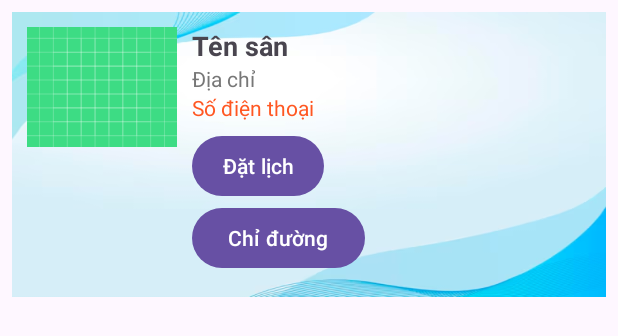
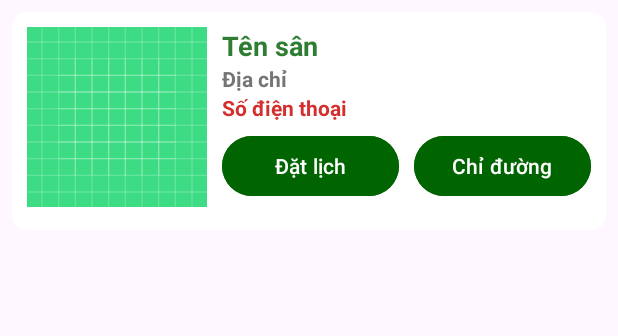
Before and after one commit to tuanasish/BTL-ANDROI-API, an Android app: the layout item_field.xml on its own in the app's theme, with its tools: preview values and no code run, on a phone screen of 412 x 824 dp. Shown: the top 336 px of the screen. Run offline under Robolectric (Android 15) with nearby library versions, the light colour scheme and no system bars.

Commit message:
map+giao dien

```diff
--- a/app/src/main/java/com/example/btl/MainActivity.java
+++ b/app/src/main/java/com/example/btl/MainActivity.java
@@ -30,6 +30,7 @@ public class MainActivity extends AppCompatActivity {
         // Gắn Toolbar với ActionBar
         Toolbar toolbar = findViewById(R.id.toolbar);
         setSupportActionBar(toolbar);
+        getSupportActionBar().setTitle("Booking App");
 
         bottomNavigationView = findViewById(R.id.bottom_navigation);
 
@@ -44,8 +45,7 @@ public class MainActivity extends AppCompatActivity {
             int id = item.getItemId();
             if (id == R.id.nav_list_fields) {
                 selectedFragment = new ListFieldsFragment();
-            } else if (id == R.id.nav_booked_fields) {
-                selectedFragment = new BookedFieldsFragment();
+
             } else if (id == R.id.nav_account) {
                 AccountFragment accountFragment = new AccountFragment();
                 Bundle bundle = new Bundle();
--- /dev/null
+++ b/app/src/main/res/drawable/bottom_nav_item_text_color.xml
@@ -0,0 +1,5 @@
+<?xml version="1.0" encoding="utf-8"?>
+<selector xmlns:android="http://schemas.android.com/apk/res/android">
+    <item android:color="@color/bottom_nav_item_selected" android:state_checked="true"/> <!-- Màu khi mục được chọn -->
+    <item android:color="@color/bottom_nav_item_unselected"/> <!-- Màu khi mục không được chọn -->
+</selector>
--- /dev/null
+++ b/app/src/main/res/drawable/item_background.xml
@@ -0,0 +1,5 @@
+<?xml version="1.0" encoding="utf-8"?>
+<shape xmlns:android="http://schemas.android.com/apk/res/android">
+    <solid android:color="@color/lightGreen"/> <!-- Màu nền của item -->
+    <corners android:radius="10dp"/> <!-- Bo góc với radius là 10dp -->
+</shape>
--- a/app/src/main/res/layout/item_field.xml
+++ b/app/src/main/res/layout/item_field.xml
@@ -1,7 +1,7 @@
 <?xml version="1.0" encoding="utf-8"?>
 <LinearLayout xmlns:android="http://schemas.android.com/apk/res/android"
     android:layout_width="match_parent"
-    android:layout_height="190dp"
+    android:layout_height="145dp"
     android:orientation="horizontal"
     android:padding="10dp"
     android:background="@drawable/item_background"
@@ -9,8 +9,8 @@
 
     <ImageView
         android:id="@+id/fieldImage"
-        android:layout_width="100dp"
-        android:layout_height="80dp"
+        android:layout_width="120dp"
+        android:layout_height="120dp"
         android:scaleType="centerCrop"
         android:src="@drawable/ic_launcher_background"/>
 
@@ -27,43 +27,56 @@
             android:layout_height="wrap_content"
             android:text="Tên sân"
             android:textSize="18sp"
-            android:textStyle="bold" />
+            android:textStyle="bold"
+            android:textColor="#2E7D32" />
 
         <TextView
             android:id="@+id/fieldAddress"
             android:layout_width="wrap_content"
             android:layout_height="wrap_content"
             android:text="Địa chỉ"
-            android:textColor="#777777"
-            android:textSize="14sp" />
-
+            android:textColor="#757575"
+            android:textSize="14sp"
+            android:textStyle="bold" />
 
         <TextView
             android:id="@+id/fieldNumber"
             android:layout_width="wrap_content"
             android:layout_height="wrap_content"
             android:text="Số điện thoại"
-            android:textColor="#FF5722"
-            android:textSize="14sp" />
+            android:textColor="#D32F2F"
+            android:textSize="14sp"
+            android:textStyle="bold" />
+
+        <LinearLayout
+            android:layout_width="match_parent"
+            android:layout_height="wrap_content"
+            android:orientation="horizontal"
+            android:layout_marginTop="5dp">
 
             <Button
                 android:id="@+id/btnBookField"
-            android:layout_width="wrap_content"
+                android:layout_width="0dp"
                 android:layout_height="wrap_content"
-            android:layout_marginTop="5dp"
+                android:layout_weight="1"
                 android:padding="5dp"
                 android:text="Đặt lịch"
                 android:textColor="@android:color/white"
+                android:backgroundTint="@color/backgroundColor"
                 android:textSize="14sp" />
 
             <Button
                 android:id="@+id/btnDirections"
-            android:layout_width="wrap_content"
+                android:layout_width="0dp"
                 android:layout_height="wrap_content"
-            android:layout_alignParentEnd="true"
-            android:layout_centerVertical="true"
-            android:layout_marginEnd="16dp"
-            android:text="Chỉ đường" />
+                android:layout_weight="1"
+                android:layout_marginStart="10dp"
+                android:padding="5dp"
+                android:text="Chỉ đường"
+                android:textColor="@android:color/white"
+                android:backgroundTint="@color/backgroundColor"
+                android:textSize="14sp" />
+        </LinearLayout>
 
     </LinearLayout>
 </LinearLayout>
--- a/app/src/main/res/values/strings.xml
+++ b/app/src/main/res/values/strings.xml
@@ -1,3 +1,3 @@
 <resources>
-    <string name="app_name">btl</string>
+    <string name="app_name">BOOKING APP</string>
 </resources>
--- a/app/src/main/res/values/styles.xml
+++ b/app/src/main/res/values/styles.xml
@@ -11,4 +11,10 @@
         <item name="cornerFamily">rounded</item>
         <item name="cornerSize">8dp</item>
     </style>
+    <style name="TitleTextStyle">
+        <item name="android:textColor">@color/white</item>
+        <item name="android:gravity">center</item> <!-- Centers the text -->
+        <item name="android:textSize">20sp</item> <!-- Adjust size as needed -->
+    </style>
+
 </resources>
```
Also changed, not shown: app/src/main/AndroidManifest.xml (+2 -6 lines), app/src/main/res/layout/activity_main.xml (+15 -5 lines), app/src/main/res/layout/fragment_list_fields.xml (+7 -3 lines), app/src/main/res/menu/bottom_nav_menu.xml (+4 -7 lines), app/src/main/res/values/colors.xml (+10 -0 lines), app/src/main/res/drawable/ic_map.png (added), app/src/main/res/drawable/item_background.png (deleted), 1 other file. Lines whose indentation alone changed are shown as unchanged.
